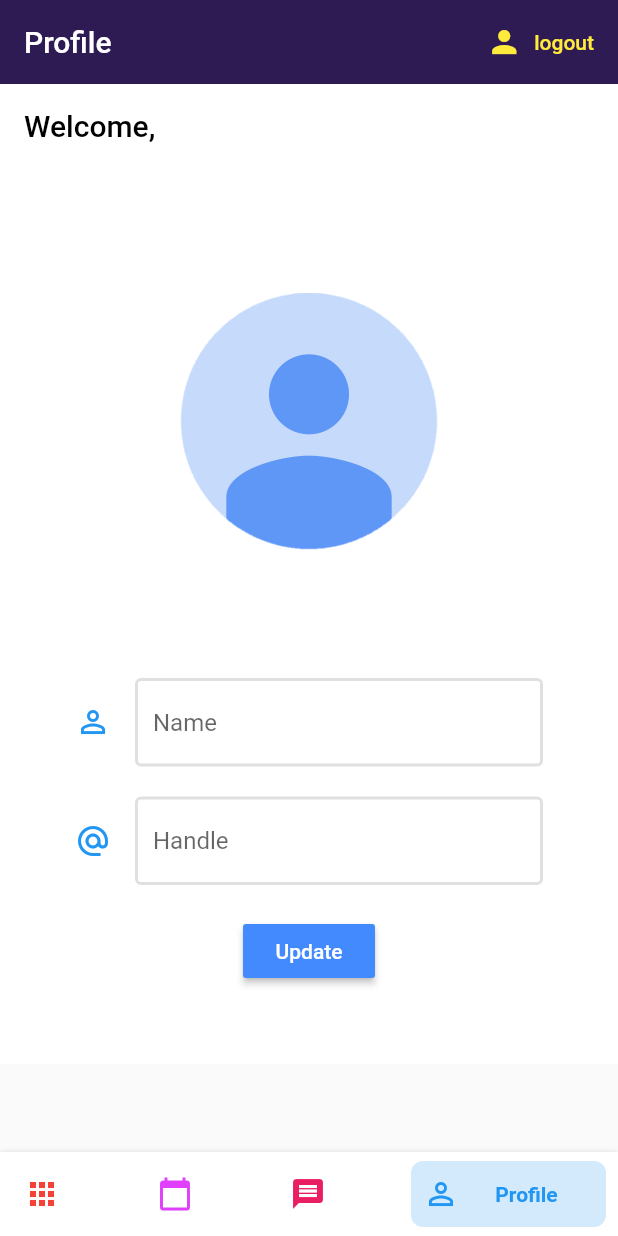
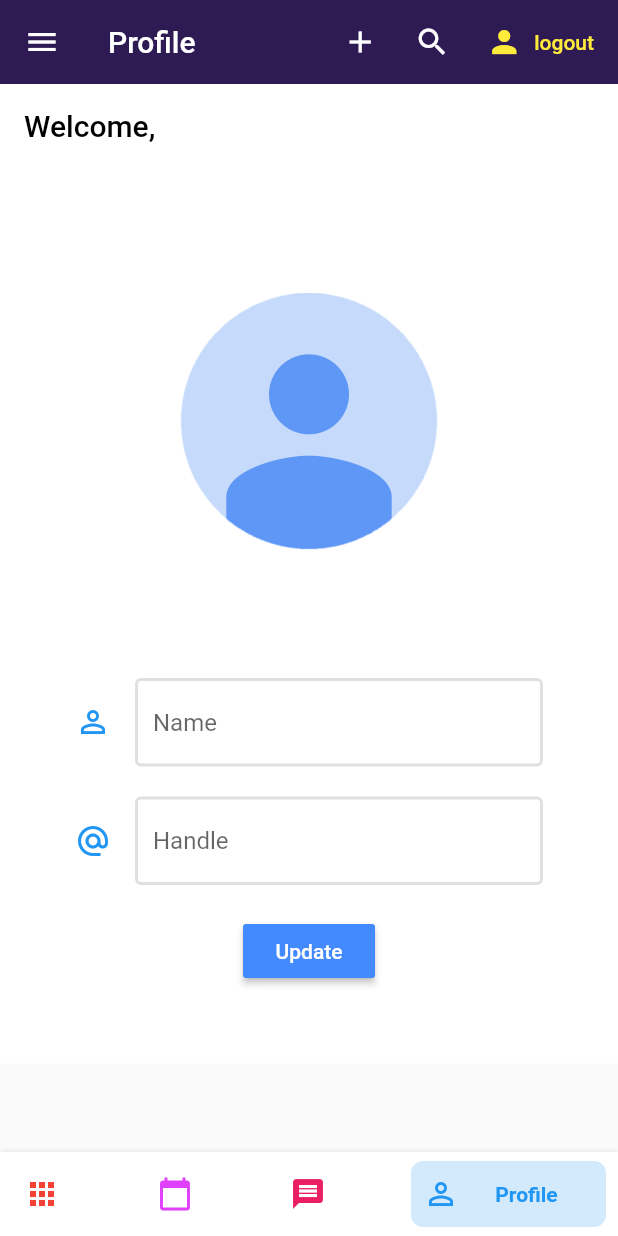
Before and after one commit to MarcusTw/plannus_apk-1, a Flutter app: the screen it shows once a user with an empty profile is signed in, item 4 of the bottom bar chosen, on a phone screen of 412 x 824 dp. Run offline on Flutter 3.47's test engine with Material 2 defaults, Android fonts, the phone set to English and light mode, and no system bars; drawn by our look-alikes of bottom_navy_bar; our stand-ins replace cloud_firestore, firebase_auth, flutter_spinkit, google_sign_in; accounts and stored records are empty.

Commit message:
Updated TimeTable UI

```diff
--- a/lib/screens/home/home.dart
+++ b/lib/screens/home/home.dart
@@ -1,5 +1,8 @@
 import 'package:flutter/material.dart';
+import 'package:plannusapk/models/day_schedule.dart';
 import 'package:plannusapk/models/timetable.dart';
+import 'package:plannusapk/models/user.dart';
+import 'package:plannusapk/models/weekly_event_adder.dart';
 import 'package:plannusapk/screens/home/messages.dart';
 import 'package:plannusapk/screens/home/profile.dart';
 import 'package:plannusapk/services/auth.dart';
@@ -9,9 +12,22 @@ class Home extends StatefulWidget {
   Home({Key key, this.title}) : super(key: key);
   final String title;
   @override
-  _HomeState createState() => _HomeState();
+  _HomeState createState() => _HomeState(new User());
 }
 class _HomeState extends State<Home> {
+  User user;
+  var tabs = [];
+
+  _HomeState(User user) {
+    this.user = user;
+    this.user.init();
+    this.tabs = [
+      Scaffold(backgroundColor: Colors.deepOrangeAccent[100], body: DayScheduleWidget(ds: user.timetable.timetable['Mon'])), //home
+      Scaffold(backgroundColor: Colors.yellow, body: TimeTableWidget(tt: user.timetable)),
+      Messages(),
+      Profile(),
+    ];
+  }
 
   int currentIndex = 0;
 
@@ -19,19 +35,17 @@ class _HomeState extends State<Home> {
 
   String header = 'Home';
 
-  final tabs = [
-    MaterialApp(home:TimeTableWidget(tt: new TimeTable())),
-    Scaffold(backgroundColor: Colors.yellow),
-    Messages(),
-    Profile(),
-  ];
-
   @override
   Widget build(BuildContext context) {
     return MaterialApp(
       home: Scaffold(
       backgroundColor: Colors.deepPurple,
       appBar: AppBar(
+        leading: IconButton(
+          icon: Icon(Icons.menu),
+          onPressed: () {
+          },
+        ),
         title: Text(header,
         style: TextStyle(
           color: Colors.white,
@@ -39,6 +53,27 @@ class _HomeState extends State<Home> {
         backgroundColor: Colors.black54,
         elevation: 0.0,
         actions: <Widget>[
+          IconButton(
+            icon: Icon(Icons.add, color: Colors.white),
+            tooltip: 'Add',
+            onPressed: () async {
+              List x = await Navigator.push(context, MaterialPageRoute(
+                  builder: (context) => WeeklyEventAdder()
+              ));
+              setState(() {
+                user.timetable.alter(x[4], x[0], x[1], x[2], x[3]);
+                tabs[0] = Scaffold(backgroundColor: Colors.deepOrangeAccent[100], body: DayScheduleWidget(ds: user.timetable.timetable['Mon'])); //home
+                tabs[1] = Scaffold(backgroundColor: Colors.yellow, body: TimeTableWidget(tt: user.timetable));
+                print(user.timetable.timetable['Mon'].scheduler['0800-0900'].name);
+              });
+            },
+          ),
+          IconButton(
+            icon: Icon(Icons.search, color: Colors.white),
+            onPressed: () {
+
+            },
+          ),
           FlatButton.icon(
             icon: Icon(Icons.person,
             color: Colors.yellow,
@@ -59,7 +94,7 @@ class _HomeState extends State<Home> {
           itemCornerRadius: 8,
           curve: Curves.easeInBack,
           onItemSelected: (index) => setState(() {
-            print(index);
+            print(index); //remove
             currentIndex = index;
             switch (index) {
               case 0: { header = 'Home'; }
```
Lines whose indentation alone changed are shown as unchanged.
